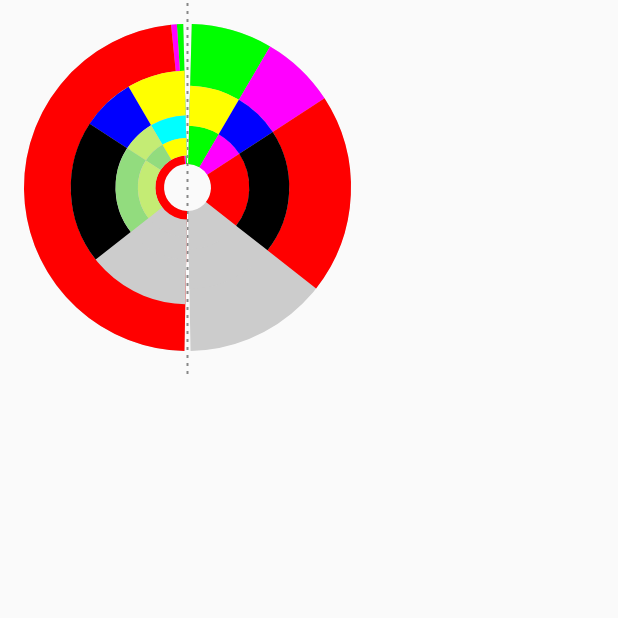
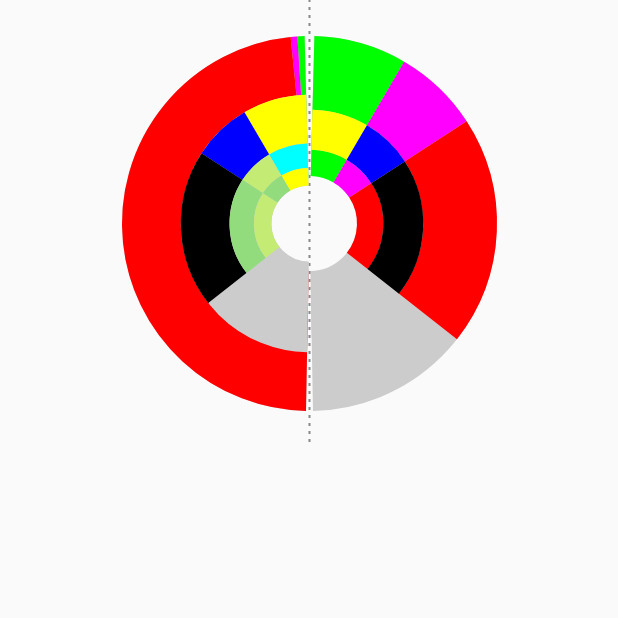
Before and after one commit to CodePlayStudios/Graphsy, an Android app built with Jetpack Compose: the screen it shows after launch (MainActivity), on a phone screen of 412 x 824 dp, the top half of it. Run offline under Robolectric (Android 15) with nearby library versions, the phone set to English and light mode, and no system bars.

Commit message:
Alignment fixed

```diff
--- a/app/src/main/java/com/graphsy/app/MainActivity.kt
+++ b/app/src/main/java/com/graphsy/app/MainActivity.kt
@@ -7,6 +7,7 @@ import androidx.activity.compose.setContent
 import androidx.compose.foundation.layout.Box
 import androidx.compose.foundation.layout.fillMaxHeight
 import androidx.compose.foundation.layout.fillMaxSize
+import androidx.compose.foundation.layout.fillMaxWidth
 import androidx.compose.foundation.layout.padding
 import androidx.compose.foundation.layout.size
 import androidx.compose.foundation.layout.width
@@ -32,20 +33,21 @@ class MainActivity : ComponentActivity() {
             GraphsyTheme {
                 Box(
                     modifier = Modifier
-                        .size(width = 250.dp, height = 250.dp)
-                        .padding(16.dp),
+                        .fillMaxWidth()
+                        .padding(vertical = 24.dp),
                     contentAlignment = Alignment.Center
                 ) {
                     DonutChart(
-                        modifier = Modifier.fillMaxSize(),
+                        modifier = Modifier
+                            .size(width = 250.dp, height = 250.dp),
                         data = set1,
                         configuration = DonutChartConfiguration(
                             gapWidthDegrees = StartAngle.CustomAngle(3f)
                         )
                     )
-
                     DonutChart(
-                        modifier = Modifier.fillMaxSize(),
+                        modifier = Modifier
+                            .size(width = 250.dp, height = 250.dp),
                         data = set2,
                         configuration = DonutChartConfiguration(
                             gapWidthDegrees = StartAngle.CustomAngle(3f),
@@ -56,6 +58,7 @@ class MainActivity : ComponentActivity() {
                             }
                         )
                     )
+
                 }
             }
         }
--- a/graphsy/src/main/java/com/graphsy/compose/common/Shapes.kt
+++ b/graphsy/src/main/java/com/graphsy/compose/common/Shapes.kt
@@ -12,6 +12,7 @@ fun DrawScope.verticalDottedLine(
 ) {
     val pathEffect =
         PathEffect.dashPathEffect(floatArrayOf(3f, 5f), 0f)
+
     drawLine(
         strokeWidth = strokeWidth,
         color = color,
```
